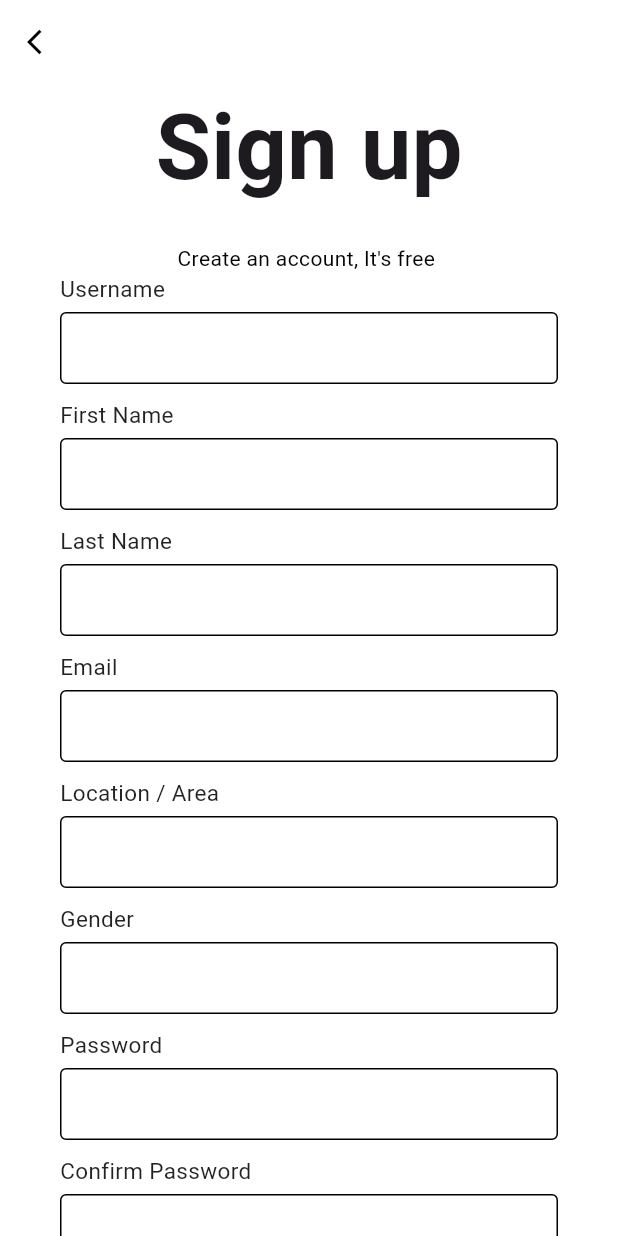
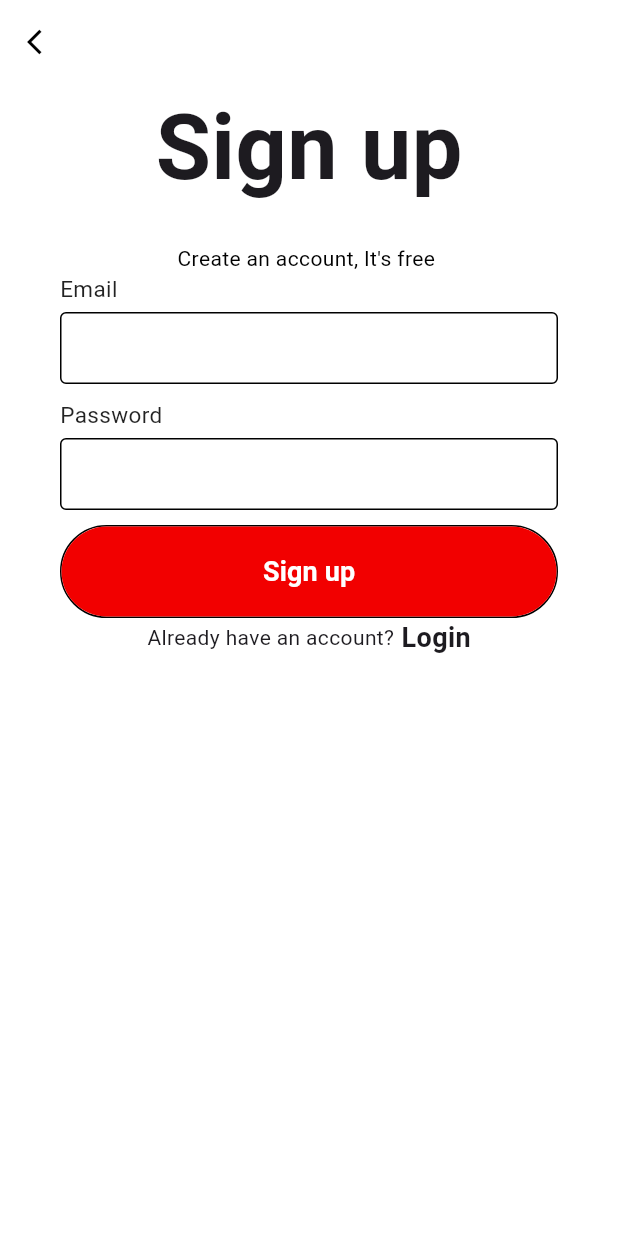
Before and after one commit to HalcyonAbsedion/BilMant2a, a Flutter app: the RegisterPage screen opened directly with empty values, on a phone screen of 412 x 824 dp. Run offline on Flutter 3.47's test engine with Material 3 defaults, Android fonts, the phone set to English and light mode, and no system bars; our stand-ins replace firebase_auth, firebase_core; accounts and stored records are empty; Roboto replaces fonts that are missing (Product Sans).

Commit message:
sign up stage 1

```diff
--- a/lib/pages/signup_page.dart
+++ b/lib/pages/signup_page.dart
@@ -1,3 +1,5 @@
+import 'package:firebase_auth/firebase_auth.dart';
+import 'package:firebase_core/firebase_core.dart';
 import 'package:flutter/material.dart';
 import 'package:flutter/services.dart';
 
@@ -10,6 +12,21 @@ class RegisterPage extends StatefulWidget {
 }
 
 class _RegisterPageState extends State<RegisterPage> {
+  final _emailController = TextEditingController();
+  final _passwordController = TextEditingController();
+  @override
+  void dispose() {
+    _emailController.dispose();
+    _passwordController.dispose();
+    super.dispose();
+  }
+
+  Future signUp() async {
+    await FirebaseAuth.instance.createUserWithEmailAndPassword(
+        email: _emailController.text.trim(),
+        password: _emailController.text.trim());
+  }
+
   Widget build(BuildContext context) {
     return Scaffold(
       // resizeToAvoidBottomInset: true,
@@ -61,14 +78,14 @@ class _RegisterPageState extends State<RegisterPage> {
               ),
               Column(
                 children: <Widget>[
-                  inputFile(label: "Username"),
-                  inputFile(label: "First Name"),
-                  inputFile(label: "Last Name"),
-                  inputFile(label: "Email"),
-                  inputFile(label: "Location / Area"),
-                  inputFile(label: "Gender"),
-                  inputFile(label: "Password", obscureText: true),
-                  inputFile(label: "Confirm Password ", obscureText: true),
+                  // inputFile(label: "Username"),
+                  // inputFile(label: "First Name"),
+                  // inputFile(label: "Last Name"),
+                  inputFile(label: "Email", controller: _emailController),
+                  // inputFile(label: "Location / Area"),
+                  // inputFile(label: "Gender"),
+                  inputFile(label: "Password", controller: _passwordController,obscureText: true),
+                  // inputFile(label: "Confirm Password ", obscureText: true),
                 ],
               ),
               Container(
@@ -85,7 +102,7 @@ class _RegisterPageState extends State<RegisterPage> {
                 child: MaterialButton(
                   minWidth: double.infinity,
                   height: 60,
-                  onPressed: () {},
+                  onPressed: signUp,
                   color: Color.fromARGB(255, 242, 0, 0),
                   elevation: 0,
                   shape: RoundedRectangleBorder(
@@ -123,7 +140,7 @@ class _RegisterPageState extends State<RegisterPage> {
   }
 }
 
-Widget inputFile({required String label, bool obscureText = false}) {
+Widget inputFile({required String label, bool obscureText = false,required TextEditingController controller}) {
   return Column(
     crossAxisAlignment: CrossAxisAlignment.start,
     children: <Widget>[
@@ -137,6 +154,7 @@ Widget inputFile({required String label, bool obscureText = false}) {
       ),
       TextField(
         obscureText: obscureText,
+        controller: controller,
         decoration: const InputDecoration(
           contentPadding: EdgeInsets.symmetric(vertical: 0, horizontal: 10),
           enabledBorder: OutlineInputBorder(
```
